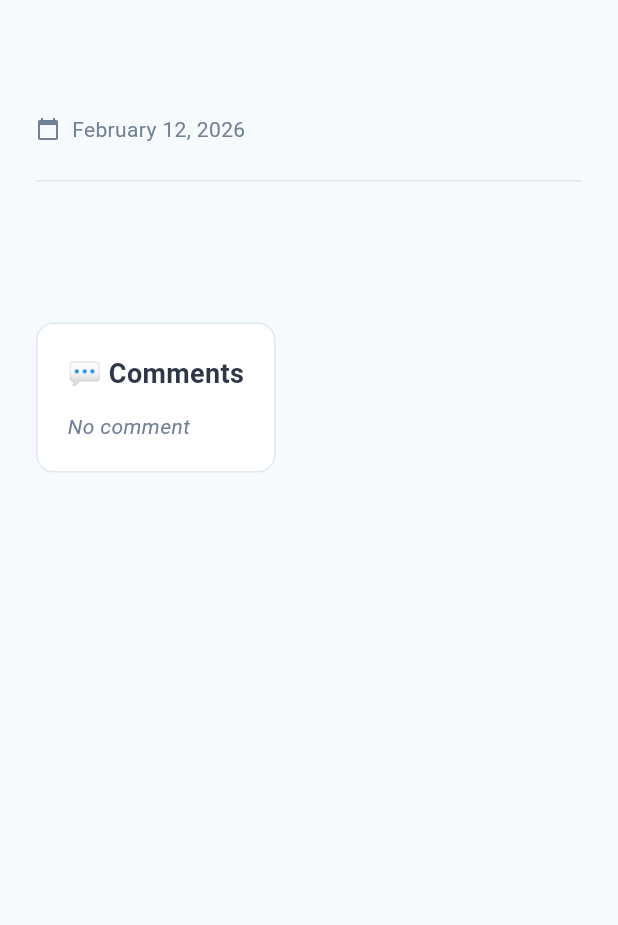
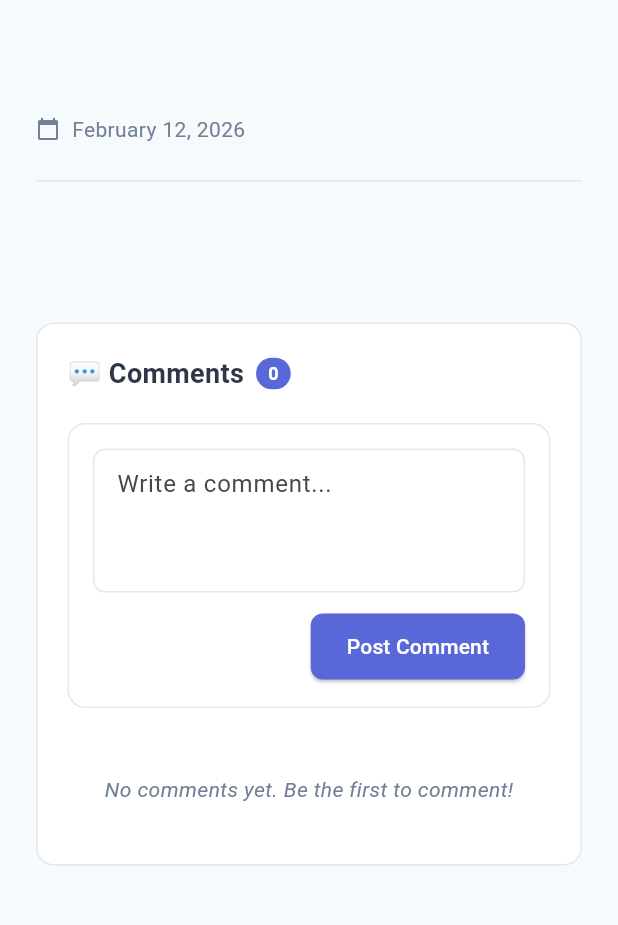
Before and after one commit to PitaoC/Blog-Assesment, a Flutter app: the ViewBlogScreen screen opened directly with empty values, on a phone screen of 412 x 824 dp, the part 84-1009 px from its top. Run offline on Flutter 3.47's test engine with Material 3 defaults, Android fonts, the phone set to English and light mode, and no system bars; our stand-ins replace flutter_dotenv, image_picker, supabase_flutter; accounts and stored records are empty.

Commit message:
comment section not finish

```diff
--- /dev/null
+++ b/flutter_assesment/lib/models/comment.dart
@@ -0,0 +1,26 @@
+class Comment {
+  final String id;
+  final String blogId;
+  final String authorId;
+  final String content;
+  final DateTime createdAt;
+
+  Comment({
+    required this.id,
+    required this.blogId,
+    required this.authorId,
+    required this.content,
+    required this.createdAt,
+  });
+
+  factory Comment.fromJson(Map<String, dynamic> json) {
+    return Comment(
+      id: json['id'] as String,
+      blogId: json['blog_id'] as String,
+      authorId: json['author_id'] as String,
+      content: json['content'] as String,
+      createdAt: DateTime.parse(json['created_at'] as String),
+    );
+  }
+
+}
--- a/flutter_assesment/lib/screens/view_blog_screen.dart
+++ b/flutter_assesment/lib/screens/view_blog_screen.dart
@@ -3,6 +3,11 @@ import '../models/post.dart';
 import '../services/blog_service.dart';
 import '../services/auth_service.dart';
 import 'edit_screen.dart';
+import '../models/comment.dart';
+import '../services/comment_service.dart';
+import '../widgets/comment_item.dart';
+import '../widgets/add_comment.dart';
+import 'login_screen.dart';
 
 
 class ViewBlogScreen extends StatefulWidget {
@@ -17,16 +22,21 @@ class ViewBlogScreen extends StatefulWidget {
 class _ViewBlogScreenState extends State<ViewBlogScreen> {
   final BlogService _blogService = BlogService();
   final AuthService _authService = AuthService();
+  final CommentService _commentService = CommentService();
 
   Post? _blog;
   bool _isLoading = true;
   String? _error;
   bool _isDeleting = false;
+  List<Comment> _comments = [];
+  bool _isLoadingComments = false;
+  bool _isAddingComment = false;
 
   @override
   void initState() {
     super.initState();
     _loadBlog();
+    _loadComments();
   }
 
   Future<void> _loadBlog() async {
@@ -104,6 +114,70 @@ class _ViewBlogScreenState extends State<ViewBlogScreen> {
     ];
     return '${months[date.month - 1]} ${date.day}, ${date.year}';
   }
+
+  Future<void> _loadComments() async {
+    setState(() {
+      _isLoadingComments = true;
+    });
+
+    try {
+      final comments = await _commentService.getComments(widget.blogId);
+      setState(() {
+        _comments = comments;
+        _isLoadingComments = false;
+      });
+    } catch (e) {
+      setState(() {
+        _isLoadingComments = false;
+      });
+    }
+  }
+
+  Future<void> _addComment(String content) async {
+    final user = _authService.currentUser;
+    if (user == null) {
+      ScaffoldMessenger.of(context).showSnackBar(
+        SnackBar(
+          content: const Text('Please login to comment'),
+          action: SnackBarAction(
+            label: 'Login',
+            onPressed: () {
+              Navigator.of(context).push(
+                MaterialPageRoute(builder: (_) => const LoginScreen()),
+              );
+            },
+          ),
+        ),
+      );
+      return;
+    }
+
+    setState(() {
+      _isAddingComment = true;
+    });
+
+    try {
+      final comment = await _commentService.addComment(
+        blogId: widget.blogId,
+        authorId: user.id,
+        content: content,
+      );
+      setState(() {
+        _comments.insert(0, comment);
+        _isAddingComment = false;
+      });
+    } catch (e) {
+      setState(() {
+        _isAddingComment = false;
+      });
+      if (mounted) {
+        ScaffoldMessenger.of(context).showSnackBar(
+          SnackBar(content: Text('Failed to add comment: $e')),
+        );
+      }
+    }
+  }
+
 
   @override
   Widget build(BuildContext context) {
@@ -197,6 +271,7 @@ class _ViewBlogScreenState extends State<ViewBlogScreen> {
         ),
       );
     }
+    final currentUser = _authService.currentUser;
 
     return SingleChildScrollView(
       child: Column(
@@ -281,10 +356,12 @@ class _ViewBlogScreenState extends State<ViewBlogScreen> {
                     borderRadius: BorderRadius.circular(12),
                     border: Border.all(color: const Color(0xFFE2E8F0)),
                   ),
-                  child: const Column(
+                  child: Column(
                     crossAxisAlignment: CrossAxisAlignment.start,
                     children: [
-                      Text(
+                      Row(
+                        children: [
+                          const Text(
                             '💬 Comments',
                             style: TextStyle(
                               fontSize: 18,
@@ -292,13 +369,73 @@ class _ViewBlogScreenState extends State<ViewBlogScreen> {
                               color: Color(0xFF2D3748),
                             ),
                           ),
-                      SizedBox(height: 12),
-                      Text(
-                        'No comment',
+                          const SizedBox(width: 8),
+                          Container(
+                            padding: const EdgeInsets.symmetric(
+                              horizontal: 8,
+                              vertical: 2,
+                            ),
+                            decoration: BoxDecoration(
+                              color: const Color(0xFF5A67D8),
+                              borderRadius: BorderRadius.circular(12),
+                            ),
+                            child: Text(
+                              '${_comments.length}',
+                              style: const TextStyle(
+                                color: Colors.white,
+                                fontSize: 12,
+                                fontWeight: FontWeight.w600,
+                              ),
+                            ),
+                          ),
+                        ],
+                      ),
+                      const SizedBox(height: 20),
+
+                      AddComment(
+                        onSubmit: _addComment,
+                        isLoading: _isAddingComment,
+                      ),
+                      const SizedBox(height: 24),
+
+                      if (_isLoadingComments)
+                        const Center(
+                          child: Padding(
+                            padding: EdgeInsets.all(20),
+                            child: CircularProgressIndicator(
+                              color: Color(0xFF5A67D8),
+                            ),
+                          ),
+                        )
+                      else if (_comments.isEmpty)
+                        const Center(
+                          child: Padding(
+                            padding: EdgeInsets.all(20),
+                            child: Text(
+                              'No comments yet. Be the first to comment!',
                               style: TextStyle(
                                 color: Color(0xFF718096),
                                 fontStyle: FontStyle.italic,
                               ),
+                            ),
+                          ),
+                        )
+                      else
+                        ListView.builder(
+                          shrinkWrap: true,
+                          physics: const NeverScrollableScrollPhysics(),
+                          itemCount: _comments.length,
+                          itemBuilder: (context, index) {
+                            final comment = _comments[index];
+                            final isCommentOwner = currentUser?.id == comment.authorId;
+
+                            return CommentItem(
+                              comment: comment,
+                              isOwner: isCommentOwner,
+                              onEdit: (content) => (comment.id, content),
+                              onDelete: () => (comment.id),
+                            );
+                          },
                         ),
                     ],
                   ),
--- /dev/null
+++ b/flutter_assesment/lib/services/comment_service.dart
@@ -0,0 +1,32 @@
+import '../main.dart';
+import '../models/comment.dart';
+
+class CommentService {
+  Future<List<Comment>> getComments(String blogId) async {
+    final response = await supabase
+        .from('comments')
+        .select()
+        .eq('blog_id', blogId)
+        .order('created_at', ascending: false);
+
+    return (response as List).map((json) => Comment.fromJson(json)).toList();
+  }
+
+  Future<Comment> addComment({
+    required String blogId,
+    required String authorId,
+    required String content,
+  }) async {
+    final response = await supabase
+        .from('comments')
+        .insert({
+          'blog_id': blogId,
+          'author_id': authorId,
+          'content': content.trim(),
+        })
+        .select()
+        .single();
+
+    return Comment.fromJson(response);
+  }
+}
--- /dev/null
+++ b/flutter_assesment/lib/widgets/add_comment.dart
@@ -0,0 +1,96 @@
+import 'package:flutter/material.dart';
+
+class AddComment extends StatefulWidget {
+  final Function(String) onSubmit;
+  final bool isLoading;
+
+  const AddComment({
+    super.key,
+    required this.onSubmit,
+    this.isLoading = false,
+  });
+
+  @override
+  State<AddComment> createState() => _AddCommentState();
+}
+
+class _AddCommentState extends State<AddComment> {
+  final _controller = TextEditingController();
+
+  @override
+  void dispose() {
+    _controller.dispose();
+    super.dispose();
+  }
+
+  void _handleSubmit() {
+    if (_controller.text.trim().isNotEmpty) {
+      widget.onSubmit(_controller.text.trim());
+      _controller.clear();
+    }
+  }
+
+  @override
+  Widget build(BuildContext context) {
+    return Container(
+      padding: const EdgeInsets.all(16),
+      decoration: BoxDecoration(
+        color: Colors.white,
+        borderRadius: BorderRadius.circular(12),
+        border: Border.all(color: const Color(0xFFE2E8F0)),
+      ),
+      child: Column(
+        crossAxisAlignment: CrossAxisAlignment.stretch,
+        children: [
+          TextField(
+            controller: _controller,
+            maxLines: 3,
+            decoration: InputDecoration(
+              hintText: 'Write a comment...',
+              border: OutlineInputBorder(
+                borderRadius: BorderRadius.circular(8),
+              ),
+              enabledBorder: OutlineInputBorder(
+                borderRadius: BorderRadius.circular(8),
+                borderSide: const BorderSide(color: Color(0xFFE2E8F0)),
+              ),
+              focusedBorder: OutlineInputBorder(
+                borderRadius: BorderRadius.circular(8),
+                borderSide: const BorderSide(color: Color(0xFF5A67D8), width: 2),
+              ),
+              contentPadding: const EdgeInsets.all(12),
+            ),
+          ),
+          const SizedBox(height: 12),
+          Align(
+            alignment: Alignment.centerRight,
+            child: ElevatedButton(
+              onPressed: widget.isLoading ? null : _handleSubmit,
+              style: ElevatedButton.styleFrom(
+                backgroundColor: const Color(0xFF5A67D8),
+                foregroundColor: Colors.white,
+                padding: const EdgeInsets.symmetric(
+                  horizontal: 24,
+                  vertical: 12,
+                ),
+                shape: RoundedRectangleBorder(
+                  borderRadius: BorderRadius.circular(8),
+                ),
+              ),
+              child: widget.isLoading
+                  ? const SizedBox(
+                      height: 16,
+                      width: 16,
+                      child: CircularProgressIndicator(
+                        strokeWidth: 2,
+                        color: Colors.white,
+                      ),
+                    )
+                  : const Text('Post Comment'),
+            ),
+          ),
+        ],
+      ),
+    );
+  }
+}
```
Also changed, not shown: flutter_assesment/lib/widgets/comment_item.dart (added, +234 -0 lines). Lines whose indentation alone changed are shown as unchanged.
